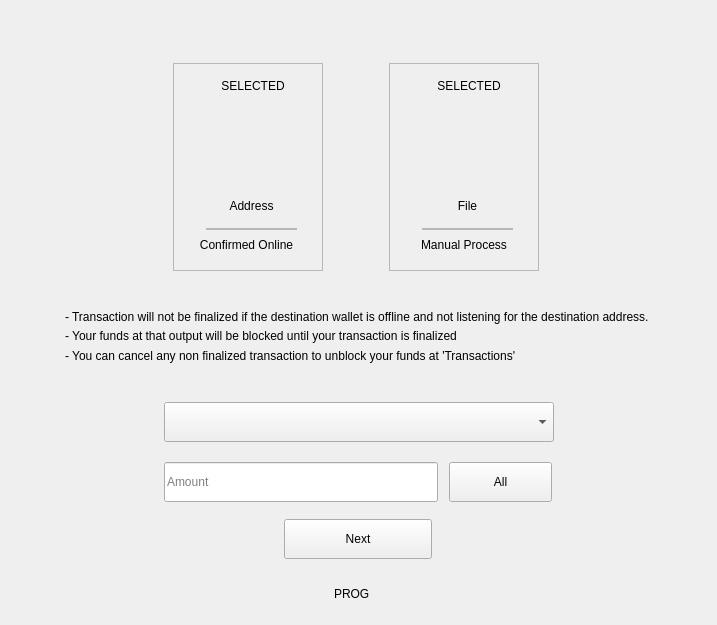
First picture: the form in windows_desktop/g_sendStarting.ui, repository 0xkobe/mwc-wallet, before the edit.
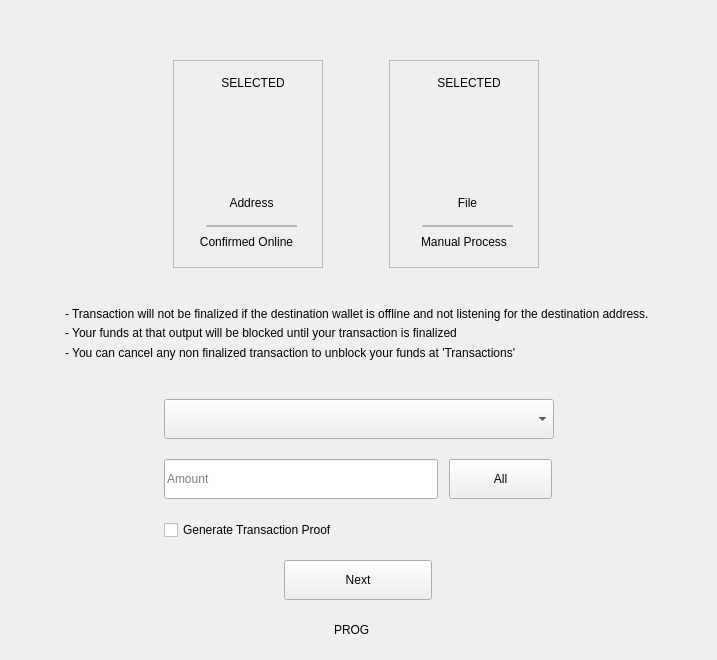
Second picture: the form after the edit. Icons and pictures are not drawn. Custom widgets are drawn as their Qt base class.

Diff of the .ui file:
```diff
--- a/windows_desktop/g_sendStarting.ui
+++ b/windows_desktop/g_sendStarting.ui
@@ -7,7 +7,7 @@
     <x>0</x>
     <y>0</y>
     <width>717</width>
-    <height>625</height>
+    <height>660</height>
    </rect>
   </property>
   <property name="windowTitle">
@@ -65,13 +65,13 @@
        <property name="minimumSize">
         <size>
          <width>600</width>
-         <height>500</height>
+         <height>540</height>
         </size>
        </property>
        <property name="maximumSize">
         <size>
          <width>600</width>
-         <height>500</height>
+         <height>540</height>
         </size>
        </property>
        <property name="frameShape">
@@ -393,7 +393,7 @@
         <property name="geometry">
          <rect>
           <x>225</x>
-          <y>456</y>
+          <y>500</y>
           <width>148</width>
           <height>40</height>
          </rect>
@@ -443,6 +443,22 @@
          <bool>true</bool>
         </property>
        </widget>
+       <widget class="QCheckBox" name="generatePoof">
+        <property name="geometry">
+         <rect>
+          <x>105</x>
+          <y>460</y>
+          <width>391</width>
+          <height>20</height>
+         </rect>
+        </property>
+        <property name="text">
+         <string>Generate Transaction Proof</string>
+        </property>
+        <property name="checked">
+         <bool>false</bool>
+        </property>
+       </widget>
       </widget>
      </item>
      <item>
@@ -593,12 +609,6 @@
    <extends>QLabel</extends>
    <header>control_desktop/MwcLabel.h</header>
   </customwidget>
-  <customwidget>
-   <class>control::MwcLine</class>
-   <extends>QFrame</extends>
-   <header>control_desktop/MwcFrameWithBorder.h</header>
-   <container>1</container>
-  </customwidget>
   <customwidget>
    <class>control::MwcLabelProgress</class>
    <extends>QLabel</extends>
@@ -614,6 +624,12 @@
    <extends>QLabel</extends>
    <header>control_desktop/MwcLabel.h</header>
   </customwidget>
+  <customwidget>
+   <class>control::MwcLine</class>
+   <extends>QFrame</extends>
+   <header>control_desktop/MwcFrameWithBorder.h</header>
+   <container>1</container>
+  </customwidget>
   <customwidget>
    <class>control::MwcCheckedFrame</class>
    <extends>QFrame</extends>
```
Left out of the diff: 9 changed lines with no effect on the pictures.
